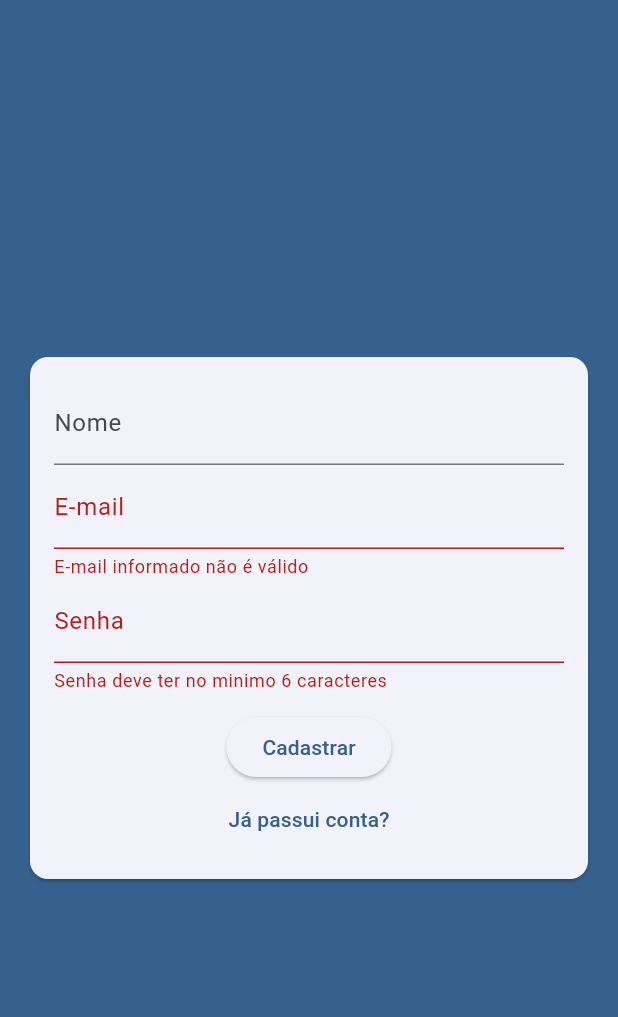
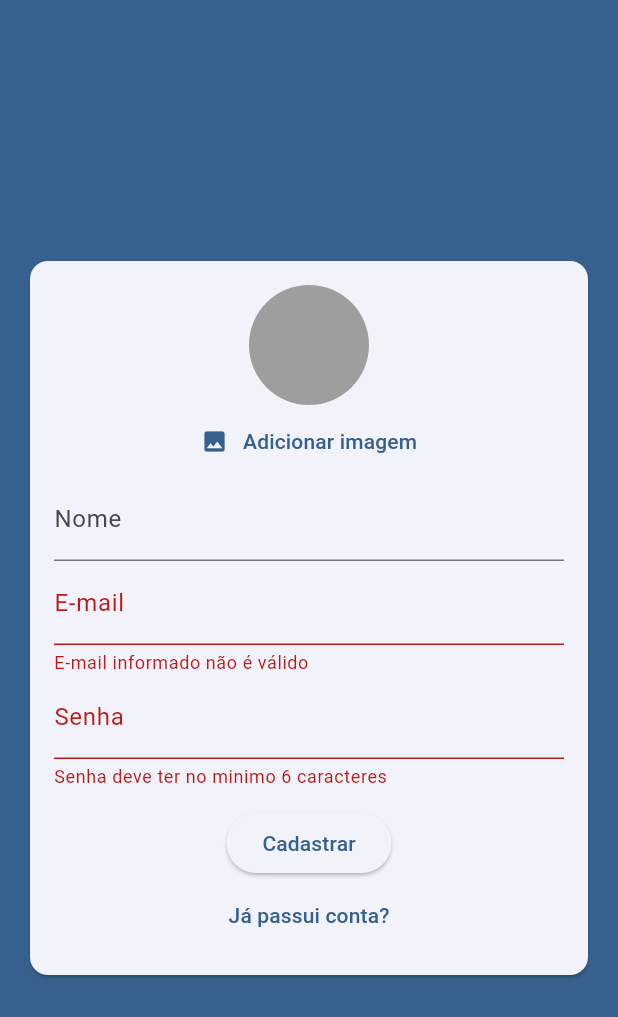
Before and after one commit to Matheus-Doerzbacher/app_chat_aula, a Flutter app: the screen it shows after launch, after a tap on "Entrar", after a tap on "Criar uma nova conta?", on a phone screen of 412 x 824 dp. Shown: the top 1017 px of the screen. Run offline on Flutter 3.47's test engine with Material 3 defaults, Android fonts, the phone set to English and light mode, and no system bars; our stand-ins replace image_picker.

Commit message:
final aula 368

```diff
--- a/lib/components/auth_form.dart
+++ b/lib/components/auth_form.dart
@@ -1,3 +1,6 @@
+import 'dart:io';
+
+import 'package:app_chat_aula/components/user_image_picker.dart';
 import 'package:app_chat_aula/models/auth_form_data.dart';
 import 'package:flutter/material.dart';
 
@@ -17,11 +20,28 @@
   final _formKey = GlobalKey<FormState>();
   final _formData = AuthFormData();
 
+  void _showError(String msg) {
+    ScaffoldMessenger.of(context).showSnackBar(
+      SnackBar(
+        content: Text(msg),
+        backgroundColor: Theme.of(context).colorScheme.error,
+      ),
+    );
+  }
+
   void _submit() {
     final isValid = _formKey.currentState?.validate() ?? false;
     if (!isValid) return;
 
+    if (_formData.image == null && _formData.isSingup) {
+      return _showError('Imagem não selecionada');
+    }
+
     widget.onSubmit(_formData);
+  }
+
+  void _handleImagePick(File image) {
+    _formData.image = image;
   }
 
   @override
@@ -35,6 +55,10 @@
           child: Column(
             children: [
               if (_formData.isSingup)
+                UserImagePicker(
+                  onImagePick: _handleImagePick,
+                ),
+              if (_formData.isSingup)
                 TextFormField(
                   key: const ValueKey('name'),
                   initialValue: _formData.name,
@@ -45,7 +69,6 @@
                     if (name.trim().length < 5) {
                       return 'Nome deve ter no minimo 5 caracteres';
                     }
-
                     return null;
                   },
                 ),
--- /dev/null
+++ b/lib/components/user_image_picker.dart
@@ -0,0 +1,61 @@
+import 'dart:io';
+
+import 'package:flutter/material.dart';
+import 'package:image_picker/image_picker.dart';
+
+class UserImagePicker extends StatefulWidget {
+  final void Function(File image) onImagePick;
+  const UserImagePicker({
+    super.key,
+    required this.onImagePick,
+  });
+
+  @override
+  State<UserImagePicker> createState() => _UserImagePickerState();
+}
+
+class _UserImagePickerState extends State<UserImagePicker> {
+  File? _image;
+
+  Future<void> _pickImage() async {
+    final picker = ImagePicker();
+    final pickedImage = await picker.pickImage(
+      source: ImageSource.gallery,
+      imageQuality: 50,
+      maxWidth: 150,
+    );
+
+    if (pickedImage != null) {
+      setState(() => _image = File(pickedImage.path));
+    }
+
+    widget.onImagePick(_image!);
+  }
+
+  @override
+  Widget build(BuildContext context) {
+    return Column(
+      children: [
+        CircleAvatar(
+          radius: 40,
+          backgroundColor: Colors.grey,
+          backgroundImage: _image != null ? FileImage(_image!) : null,
+        ),
+        TextButton(
+          onPressed: _pickImage,
+          child: Row(
+            mainAxisAlignment: MainAxisAlignment.center,
+            children: [
+              Icon(
+                Icons.image,
+                color: Theme.of(context).primaryColor,
+              ),
+              const SizedBox(width: 10),
+              const Text('Adicionar imagem')
+            ],
+          ),
+        ),
+      ],
+    );
+  }
+}
```
Also changed, not shown: 3 other files.
